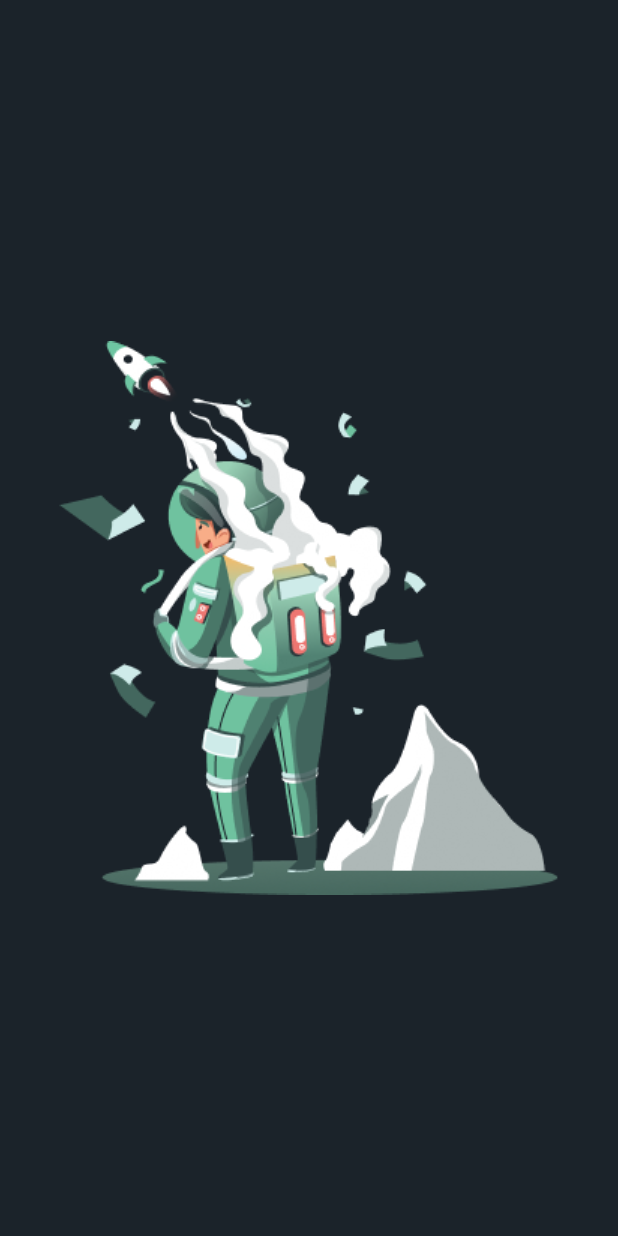
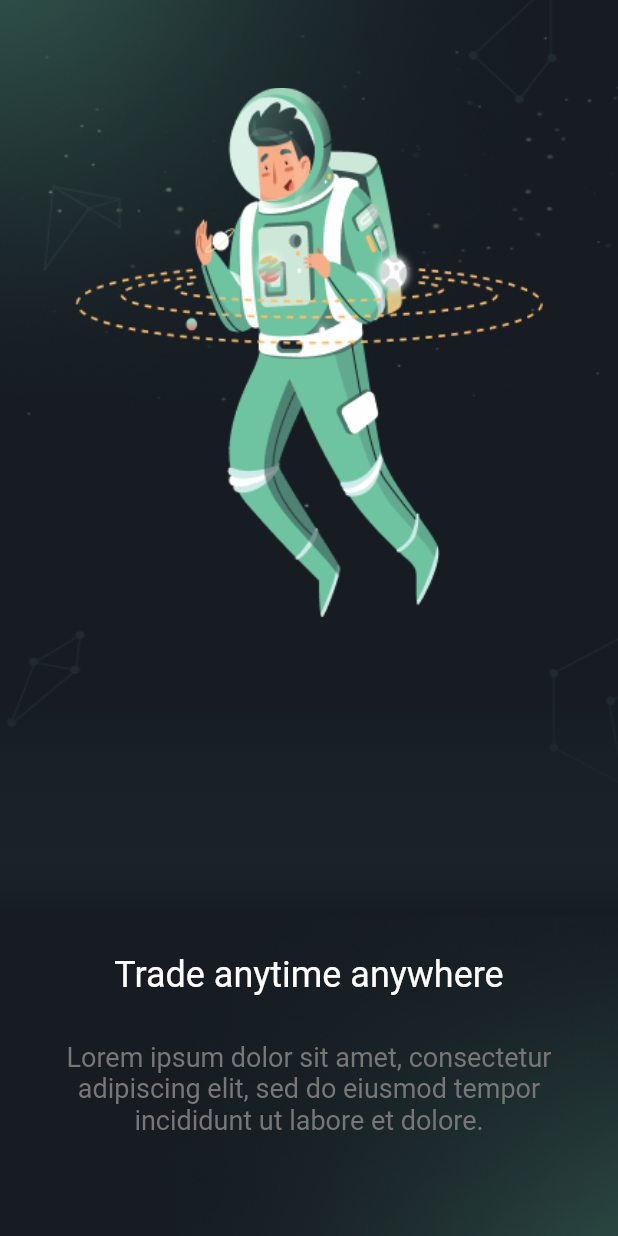
Before and after one commit to chemsou00/TitansCrypto, a Flutter app: the screen it shows after launch, on a phone screen of 412 x 824 dp. Run offline on Flutter 3.47's test engine with Material 2 defaults, Android fonts, the phone set to English and light mode, and no system bars; our stand-ins replace get.

Commit message:
onBoarding screen

```diff
--- a/lib/config/constants/app_colors.dart
+++ b/lib/config/constants/app_colors.dart
@@ -6,6 +6,8 @@ import 'dart:ui';
 class AppColors {
   static const Color kPrimaryColor = Color(0xff161C22);
   static const Color kSecondaryColor = Color(0xff1B232A);
+  static const Color kTextColor = Color(0xff171D22);
+  static const Color kSubTextColor = Color(0xff777777);
   static const Color kWhiteDeepColor = Color(0xffF1F4F6);
   static const Color kRedColor = Color(0xffDD4B4B);
   static const Color kGreenColor = Color(0xff5ED5A8);
--- a/lib/core/data/local/static/oboarding_data.dart
+++ b/lib/core/data/local/static/oboarding_data.dart
@@ -0,0 +1,32 @@
+import 'package:titans_crypto/core/data/local/model/onboarding_model.dart';
+
+class ImagePath {
+  static const String path = "assets/images/onboarding/";
+
+  //==============
+  static const String firstImage = "$path/1.png";
+  static const String secondImage = "$path/2.png";
+  static const String thirdImage = "$path/3.png";
+}
+
+List<OnBoardingModel> onBoardingData = const [
+  OnBoardingModel(
+      image: ImagePath.firstImage,
+      title: "Trade anytime anywhere",
+      description: "Lorem ipsum dolor sit amet,"
+          " consectetur adipiscing elit,"
+          " sed do eiusmod tempor incididunt ut labore et dolore."),
+  OnBoardingModel(
+      image: ImagePath.firstImage,
+      title: "Save and invest at the same time",
+      description: "Lorem ipsum dolor sit amet,"
+          " consectetur adipiscing elit,"
+          " sed do eiusmod tempor incididunt ut labore et dolore."),
+  OnBoardingModel(
+      image: ImagePath.thirdImage,
+      title: "Transact fast and easy",
+      description:
+          "Lorem ipsum dolor sit amet,"
+              " consectetur adipiscing elit,"
+              " sed do eiusmod tempor incididunt ut labore et dolore."),
+];
--- a/lib/main.dart
+++ b/lib/main.dart
@@ -11,9 +11,11 @@ class MyApp extends StatelessWidget {
 
   @override
   Widget build(BuildContext context) {
-    return const MaterialApp(
+    return  MaterialApp(
         debugShowCheckedModeBanner: false,
+        themeMode: ThemeMode.dark,
+        theme: ThemeData.dark(),
         title: 'Titans Crypto',
-        home: OnBoardingScreen());
+        home: const OnBoardingScreen());
   }
 }
--- a/lib/view/screens/onboarding_screen.dart
+++ b/lib/view/screens/onboarding_screen.dart
@@ -1,21 +1,145 @@
 import 'package:flutter/material.dart';
+import 'package:get/get.dart';
 import 'package:titans_crypto/config/constants/app_colors.dart';
+import 'package:titans_crypto/controller/onboarding_controller.dart';
 
 class OnBoardingScreen extends StatelessWidget {
   const OnBoardingScreen({Key? key}) : super(key: key);
 
   @override
   Widget build(BuildContext context) {
-    return Scaffold(
-      backgroundColor: AppColors.kSecondaryColor,
-      body: Center(
-        child: Column(
-          mainAxisAlignment: MainAxisAlignment.center,
-          children: [
-            Image.asset("assets/images/onboarding/3.png",),
-          ],
-        ),
-      ),
+    return const Scaffold(
+      backgroundColor: AppColors.kPrimaryColor,
+      body: SpaceBackground(),
     );
   }
 }
+
+class SpaceBackground extends StatelessWidget {
+  const SpaceBackground({
+    super.key,
+  });
+  @override
+  Widget build(BuildContext context) {
+    var controller = Get.put(OnBoardingController());
+    return Stack(
+      children: [
+        Image.asset(
+          "assets/images/onboarding/background.png",
+          width: double.infinity,
+          fit: BoxFit.fill,
+        ),
+        Positioned(
+          top: 45,
+          left: 50,
+          right: 50,
+          child: GetBuilder<OnBoardingController>(builder: (logic) {
+            return AnimatedBuilder(
+                animation: controller.animation,
+                builder: (BuildContext context, _) {
+                  return Container(
+                    margin: EdgeInsets.only(top: controller.animation.value),
+                    child: Image.asset(
+                      "assets/images/onboarding/1.png",
+                      fit: BoxFit.fill,
+                    ),
+                  );
+                });
+          }),
+        ),
+        Column(
+          mainAxisAlignment: MainAxisAlignment.end,
+          children: [
+            Container(
+              margin: const EdgeInsets.only(bottom: 25),
+              height: 145,
+              width: Get.width,
+              decoration: BoxDecoration(
+                gradient: LinearGradient(
+                  begin: Alignment.topCenter,
+                  end: Alignment.bottomCenter,
+                  colors: [
+                    AppColors.kSecondaryColor.withOpacity(0.0),
+                    AppColors.kSecondaryColor.withOpacity(0.45),
+                    AppColors.kSecondaryColor.withOpacity(0.75),
+                    AppColors.kSecondaryColor,
+                    AppColors.kPrimaryColor,
+                  ],
+                ),
+              ),
+            ),
+            const Text(
+              'Trade anytime anywhere',
+              style: TextStyle(fontSize: 24, fontWeight: FontWeight.w400),
+            ),
+            Container(
+              margin: const EdgeInsets.symmetric(vertical: 30),
+              height: 100,
+              width: Get.width * 0.9,
+              // color: AppColors.kGreenColor,
+              child: const Text(
+                textAlign: TextAlign.center,
+                "Lorem ipsum dolor sit amet,"
+                " consectetur adipiscing elit,"
+                " sed do eiusmod tempor incididunt ut labore et dolore.",
+                style: TextStyle(fontSize: 18, color: AppColors.kSubTextColor),
+              ),
+            ),
+          ],
+        ),
+      ],
+    );
+  }
+}
+
+class PageDotsIndex extends StatelessWidget {
+  const PageDotsIndex({
+    super.key,
+  });
+
+  @override
+  Widget build(BuildContext context) {
+    return Row(
+      mainAxisAlignment: MainAxisAlignment.center,
+      children: List.generate(
+          3,
+          (index) => AnimatedContainer(
+              margin: const EdgeInsets.symmetric(horizontal: 5.0),
+              height: 10,
+              width: 10,
+              decoration: const BoxDecoration(
+                  color: Colors.grey, shape: BoxShape.circle),
+              duration: const Duration(seconds: 1))),
+    );
+  }
+}
+
+class CustomNextButton extends StatelessWidget {
+  const CustomNextButton({
+    super.key,
+    this.onPressed,
+  });
+
+  final void Function()? onPressed;
+
+  @override
+  Widget build(BuildContext context) {
+    return Padding(
+      padding: const EdgeInsets.only(top: 30.0, bottom: 50),
+      child: MaterialButton(
+          minWidth: 180,
+          shape:
+              RoundedRectangleBorder(borderRadius: BorderRadius.circular(15)),
+          height: 60.0,
+          color: AppColors.kGreenColor,
+          onPressed: onPressed,
+          child: Text(
+            'Next',
+            style: Theme.of(context)
+                .textTheme
+                .titleMedium!
+                .copyWith(color: AppColors.kTextColor),
+          )),
+    );
+  }
+}
--- a/pubspec.yaml
+++ b/pubspec.yaml
@@ -35,6 +35,7 @@ dependencies:
   # The following adds the Cupertino Icons font to your application.
   # Use with the CupertinoIcons class for iOS style icons.
   cupertino_icons: ^1.0.2
+  get: ^4.6.5
 
 dev_dependencies:
   flutter_test:
```
Also changed, not shown: lib/controller/onboarding_controller.dart (+33 -0 lines), lib/core/data/local/model/onboarding_model.dart (+9 -0 lines), pubspec.lock.
